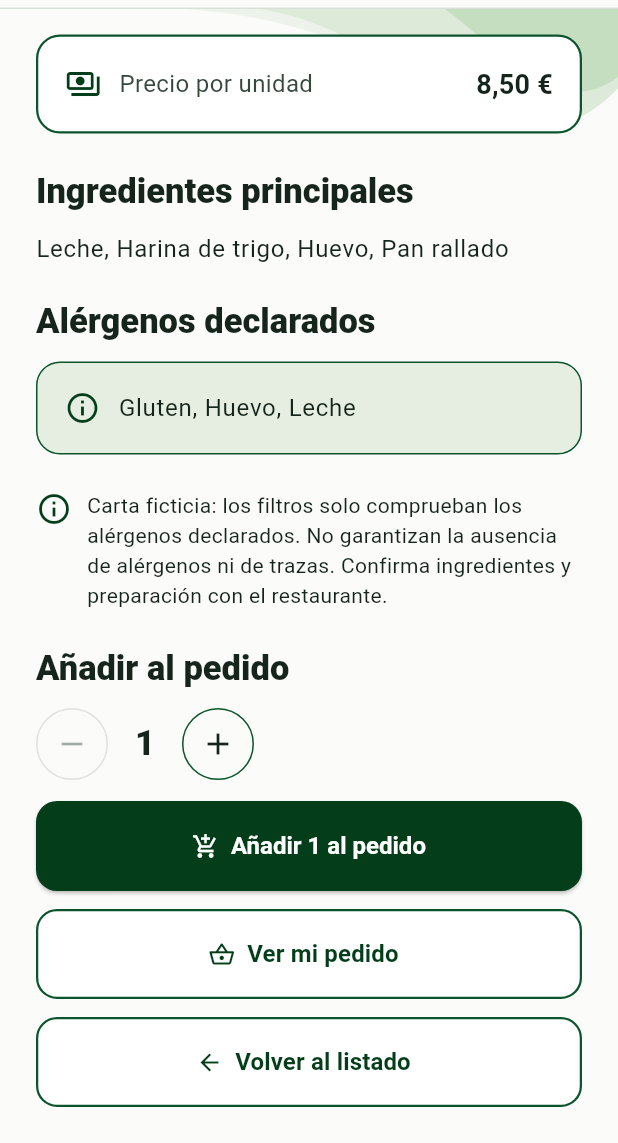
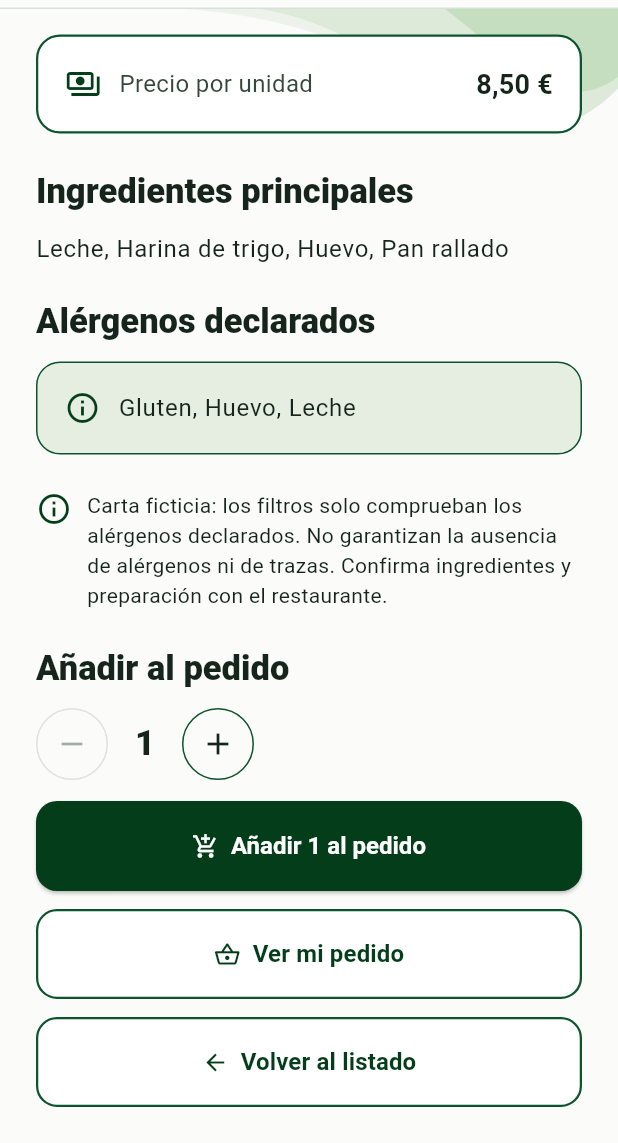
Before and after one commit to natmarser/cartia, a Flutter app: the P3Detalle screen opened directly with sample values from the repository, scrolled down 126 dp, on a phone screen of 412 x 824 dp, the part 93-1236 px from its top. Run offline on Flutter 3.47's test engine with Material 3 defaults, Android fonts, the phone set to English and light mode, and no system bars.

Commit message:
Corregidos problemas de accesibilidad con texto aumentado

```diff
--- a/lib/screens/p3_detalle.dart
+++ b/lib/screens/p3_detalle.dart
@@ -52,13 +52,31 @@ class _P3DetalleState extends State<P3Detalle> {
               color: Colors.white,
               border: Border.all(color: CartiaColors.bordes, width: 1.5),
               borderRadius: BorderRadius.circular(16)),
-            child: Row(children: [
-              const Icon(Icons.payments_outlined, color: CartiaColors.botonPrincipal),
-              const SizedBox(width: 12),
-              const Text('Precio por unidad', style: TextStyle(fontSize: 16)),
-              const Spacer(),
-              Text(plato.precioFormateado, style: Theme.of(context).textTheme.titleMedium),
-            ]),
+
+            child: Row(
+              children: [
+                const Icon(
+                  Icons.payments_outlined,
+                  color: CartiaColors.botonPrincipal,
+                ),
+                const SizedBox(width: 12),
+                Expanded(
+                  child: Text(
+                    'Precio por unidad',
+                    style: const TextStyle(fontSize: 16),
+                    softWrap: true,
+                  ),
+                ),
+                const SizedBox(width: 12),
+                Text(
+                    plato.precioFormateado,
+                    style: Theme.of(context).textTheme.titleMedium,
+                    textAlign: TextAlign.end,
+                  ),
+
+              ],
+            ),
+
           ),
           const SizedBox(height: 24),
           const TituloSeccion('Ingredientes principales'),
--- a/lib/widgets/cartia_widgets.dart
+++ b/lib/widgets/cartia_widgets.dart
@@ -150,7 +150,7 @@ class TarjetaPlato extends StatelessWidget {
                   children: [
                     Text(plato.nombre, style: Theme.of(context).textTheme.titleMedium),
                     const SizedBox(height: 4),
-                    Text(plato.descripcion, maxLines: 2, overflow: TextOverflow.ellipsis,
+                    Text(plato.descripcion, softWrap: true,
                       style: Theme.of(context).textTheme.bodyMedium),
                     const SizedBox(height: 6),
                     Text(plato.precioFormateado, style: const TextStyle(
@@ -175,14 +175,46 @@ class CartiaBoton extends StatelessWidget {
   final IconData icono;
   final VoidCallback? onPressed;
   final bool secundario;
+
   const CartiaBoton({super.key, required this.texto, required this.icono,
     this.onPressed, this.secundario = false});
 
   @override
-  Widget build(BuildContext context) => SizedBox(
-    width: double.infinity, height: 60,
-    child: secundario
-      ? OutlinedButton.icon(onPressed: onPressed, icon: Icon(icono), label: Text(texto))
-      : ElevatedButton.icon(onPressed: onPressed, icon: Icon(icono), label: Text(texto)),
-  );
+  Widget build(BuildContext context) {
+    final estilo = ButtonStyle(
+      padding: const WidgetStatePropertyAll(
+        EdgeInsets.symmetric(
+          horizontal: 16,
+          vertical: 16,
+        ),
+      ),
+      minimumSize: const WidgetStatePropertyAll(
+        Size(0, 60),
+      ),
+      tapTargetSize: MaterialTapTargetSize.padded,
+    );
+
+    final etiqueta = Text(
+      texto,
+      textAlign: TextAlign.center,
+      softWrap: true,
+    );
+
+    return SizedBox(
+      width: double.infinity,
+      child: secundario
+          ? OutlinedButton.icon(
+              style: estilo,
+              onPressed: onPressed,
+              icon: Icon(icono),
+              label: etiqueta,
+            )
+          : ElevatedButton.icon(
+              style: estilo,
+              onPressed: onPressed,
+              icon: Icon(icono),
+              label: etiqueta,
+            ),
+    );
+  }
 }
```
Also changed, not shown: pubspec.lock, 3 other files.
